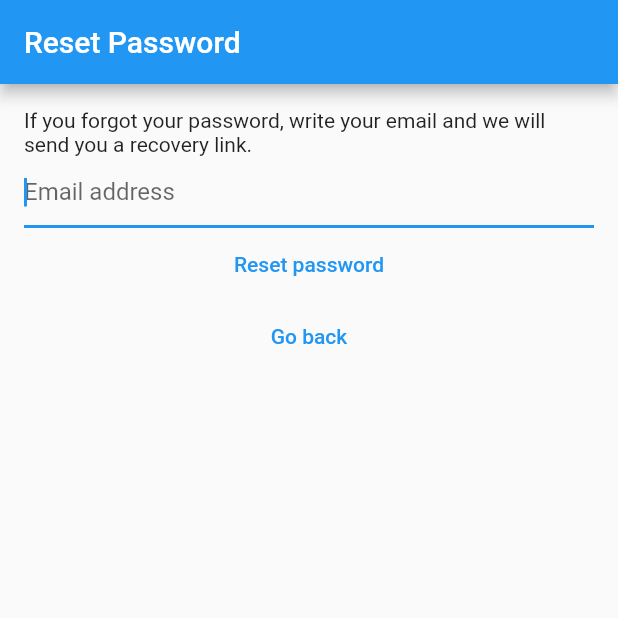
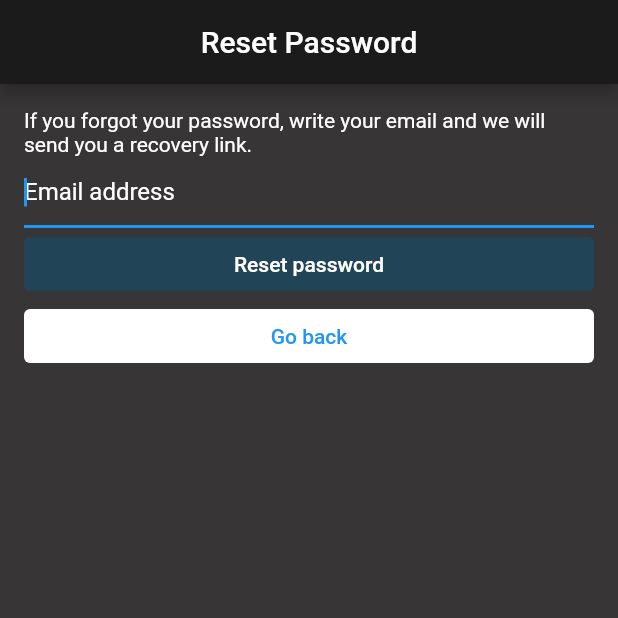
Before and after one commit to firaeholic/NotesApp, a Flutter app: the screen it shows after launch, after a tap on "Forgot your password?", on a phone screen of 412 x 824 dp, the top half of it. Run offline on Flutter 3.47's test engine with Material 2 defaults, Android fonts, the light colour scheme and no system bars; our stand-ins replace bloc, cloud_firestore, equatable, firebase_auth, firebase_core, flutter_bloc and 1 more; accounts and stored records are empty; network calls fail.

Commit message:
finishing up

```diff
--- a/lib/views/login_view.dart
+++ b/lib/views/login_view.dart
@@ -34,7 +34,7 @@ class _LoginViewState extends State<LoginView> {
   @override
 Widget build(BuildContext context) {
   return BlocListener<AuthBloc, AuthState>(
-      listener: (context, state) async{
+    listener: (context, state) async {
       if (state is AuthStateLoggedOut) {
         if (state.exception is UserNotFoundAuthException) {
           await showErrorDialog(context, "Couldn't find a user with the given credentials!");
@@ -48,53 +48,74 @@ class _LoginViewState extends State<LoginView> {
     child: Scaffold(
       appBar: AppBar(
         title: const Text('Login'),
+        backgroundColor: const Color(0xFF1B1B1B), // Set app bar color to #1b1b1b
+        centerTitle: true, // Center the app bar title
       ),
-        body: Padding(
+      body: Container(
+        color: const Color.fromARGB(255, 55, 53, 53), // Set body color to gray
         padding: const EdgeInsets.all(16.0),
         child: Column(
           crossAxisAlignment: CrossAxisAlignment.stretch,
           children: [
-              const Text('You have to login to create notes and store them.'),
+            const Text(
+              'You have to login to create notes and store them.',
+              style: TextStyle(color: Colors.white),
+            ),
             TextField(
               controller: _email,
               autocorrect: false,
               enableSuggestions: false,
               keyboardType: TextInputType.emailAddress,
-                decoration: const InputDecoration(hintText: 'Email'),
+              style: const TextStyle(color: Colors.white), // Set text color to white
+              decoration: const InputDecoration(
+                hintText: 'Email',
+                hintStyle: TextStyle(color: Colors.white), // Set hint text color to white
+              ),
             ),
             TextField(
               controller: _password,
               obscureText: true,
               autocorrect: false,
               enableSuggestions: false,
-                decoration: const InputDecoration(hintText: 'Password'),
+              style: const  TextStyle(color: Colors.white), // Set text color to white
+              decoration: const InputDecoration(
+                hintText: 'Password',
+                hintStyle: TextStyle(color: Colors.white), // Set hint text color to white
               ),
-              TextButton(
+            ),
+            const  SizedBox(height: 16.0),
+            ElevatedButton(
               onPressed: () async {
                 final email = _email.text;
                 final password = _password.text;
-                    context
-                        .read<AuthBloc>()
-                        .add(AuthEventLogIn(email, password));
+                context.read<AuthBloc>().add(AuthEventLogIn(email, password));
               },
-                  child: const Text('Login')),
+              style: ElevatedButton.styleFrom(
+                backgroundColor: const Color.fromARGB(255, 28, 73, 95), // Set button color to a cooler shade of blue
+              ),
+              child: const Text(
+                'Login',
+                style: TextStyle(color: Color.fromARGB(255, 255, 255, 255)), // Set button text color to white
+              ),
+            ),
             TextButton(
               onPressed: () {
                 context.read<AuthBloc>().add(const AuthEventForgotPassword());
               },
-                  child: const Text('Forgot your password?'))
-                ,
+              style: TextButton.styleFrom(
+                backgroundColor: Colors.white, // Set button text color to white
+              ),
+              child: const Text('Forgot your password?'),
+            ),
             TextButton(
               onPressed: () {
                 context.read<AuthBloc>().add(const AuthEventShouldRegister());
               },
-                  child: const Text('Not registered yet? Register here!'))
-                ,
-                //  TextButton(
-                // onPressed: () async{
-                //   await getUsers();
-                // },
-                // child: const Text('click'))
+              style: TextButton.styleFrom(
+                backgroundColor: Colors.white, // Set button text color to white
+              ),
+              child: const Text('Not registered yet? Register here!'),
+            ),
           ],
         ),
       ),
--- a/lib/views/notes/create_update_note_view.dart
+++ b/lib/views/notes/create_update_note_view.dart
@@ -89,6 +89,8 @@ class _CreateUpdateNoteViewState extends State<CreateUpdateNoteView> {
     return Scaffold(
       appBar: AppBar(
         title: const Text('New note'),
+        backgroundColor: const Color(0xFF1B1B1B),
+        centerTitle: true,
         actions: [
           IconButton(
             onPressed: () async{
--- a/lib/views/notes/notes_list_view.dart
+++ b/lib/views/notes/notes_list_view.dart
@@ -27,6 +27,7 @@ class NotesListView extends StatelessWidget {
               maxLines: 1,
               softWrap: true,
               overflow: TextOverflow.ellipsis,
+              style: const TextStyle(color: Colors.white)
               ),
               trailing: IconButton(
                 onPressed: () async{
@@ -36,6 +37,7 @@ class NotesListView extends StatelessWidget {
                   }
                 },
                 icon: const Icon(Icons.delete),
+                color: Colors.white
               ),
           );
         },
--- a/lib/views/password_reset_view.dart
+++ b/lib/views/password_reset_view.dart
@@ -53,19 +53,25 @@ class _ResetPasswordViewState extends State<ResetPasswordView> {
       child: Scaffold(
         appBar: AppBar(
           title: const Text('Reset Password'),
+          backgroundColor: const Color(0xFF1B1B1B),
+          centerTitle: true,
         ),
-        body: Padding(
+        body: Container(
           padding: const EdgeInsets.all(16.0),
+          color: const Color.fromARGB(255, 55, 53, 53),
           child: Column(
+            crossAxisAlignment: CrossAxisAlignment.stretch,
             children: [
-              const Text('If you forgot your password, write your email and we will send you a recovery link.'),
+              const Text('If you forgot your password, write your email and we will send you a recovery link.', style: TextStyle(color: Colors.white),),
               TextField(
                 keyboardType: TextInputType.emailAddress,
                 autocorrect: false,
                 autofocus: true,
                 controller: _controller,
+                style: const TextStyle(color: Colors.white),
                 decoration: const InputDecoration(
-                  hintText: 'Email address'
+                  hintText: 'Email address',
+                  hintStyle: TextStyle(color: Colors.white)
                 ),
               ),
               TextButton(
@@ -73,12 +79,14 @@ class _ResetPasswordViewState extends State<ResetPasswordView> {
                   final email = _controller.text;
                   context.read<AuthBloc>().add(AuthEventForgotPassword(email: email));
                 },
-                child: const Text('Reset password')
+                style: ElevatedButton.styleFrom(backgroundColor: const Color.fromARGB(2255, 28, 73, 95)),
+                child: const Text('Reset password', style: TextStyle(color: Colors.white),)
               ),
               TextButton(
                 onPressed: () {
                   context.read<AuthBloc>().add(const AuthEventLogOut());
                 },
+                style: ElevatedButton.styleFrom(backgroundColor: const Color.fromARGB(255,255,255,255)),
                 child: const Text('Go back'))
             ],
           ),
--- a/pubspec.yaml
+++ b/pubspec.yaml
@@ -47,6 +47,7 @@ dependencies:
   flutter_bloc: ^8.1.3
   equatable: ^2.0.5
   http: ^1.1.0
+  flutter_launcher_icons: ^0.13.1
 
 dev_dependencies:
   flutter_test:
```
Also changed, not shown: flutter_launcher_icons.yaml (added, +8 -0 lines), lib/views/notes/notes_view.dart (+27 -19 lines), lib/views/register_view.dart (+20 -5 lines), assets/icon/icon.png (added), pubspec.lock, 36 other files. Lines whose indentation alone changed are shown as unchanged.
